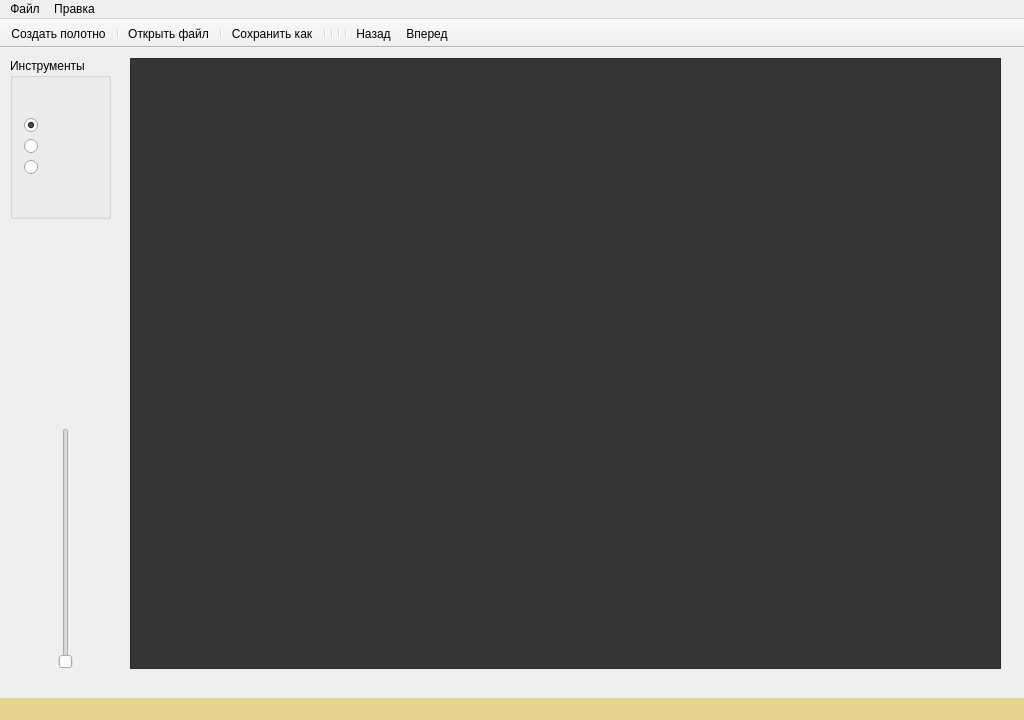
Qt form Cirrus/Cirrus.ui (migeliuss/Cirrus) before a commit.
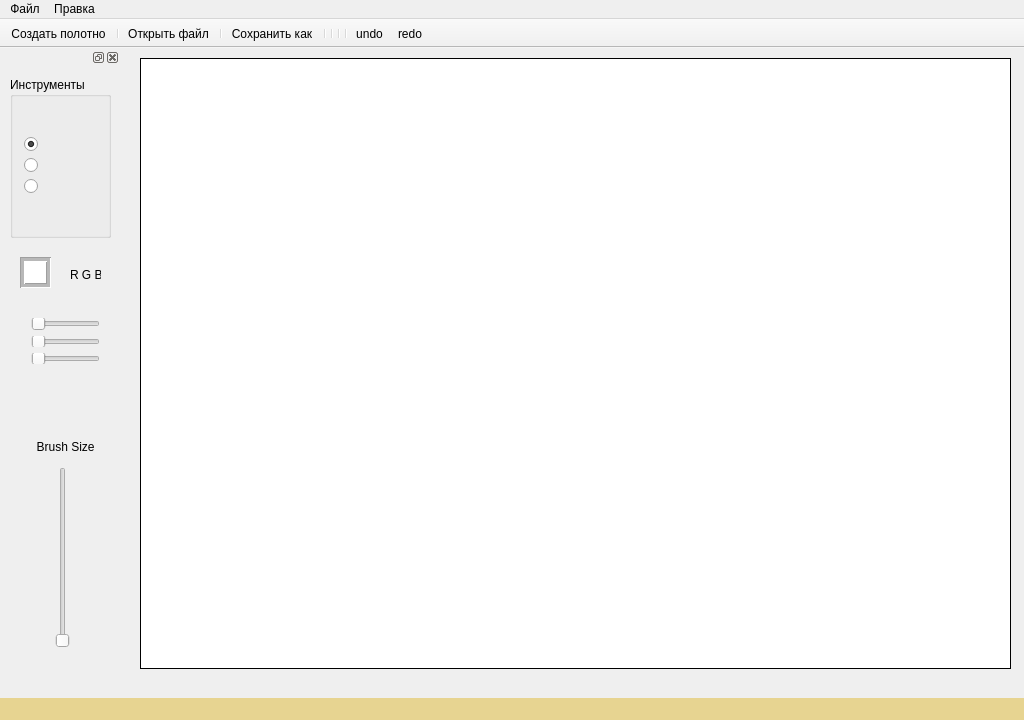
The same form after that commit. Icons and pictures are not drawn.

Commit message: Add Undo/Redo methods

```diff
--- a/Cirrus/Cirrus.ui
+++ b/Cirrus/Cirrus.ui
@@ -15,7 +15,7 @@
   </property>
   <property name="minimumSize">
    <size>
-    <width>1024</width>
+    <width>900</width>
     <height>720</height>
    </size>
   </property>
@@ -54,6 +54,12 @@
    <enum>QTabWidget::TabShape::Rounded</enum>
   </property>
   <widget class="QWidget" name="centralWidget">
+   <property name="maximumSize">
+    <size>
+     <width>890</width>
+     <height>16777215</height>
+    </size>
+   </property>
    <property name="cursor">
     <cursorShape>ArrowCursor</cursorShape>
    </property>
@@ -63,7 +69,7 @@
    <widget class="QGraphicsView" name="graphicsView">
     <property name="geometry">
      <rect>
-      <x>130</x>
+      <x>10</x>
       <y>10</y>
       <width>871</width>
       <height>611</height>
@@ -82,133 +88,19 @@
      <bool>true</bool>
     </property>
     <property name="styleSheet">
-     <string notr="true">border-color: rgb(255, 255, 255);
-background-color: rgb(54, 54, 54);</string>
+     <string notr="true">border-color: rgb(255, 255, 255);</string>
+    </property>
+    <property name="frameShape">
+     <enum>QFrame::Shape::Panel</enum>
+    </property>
+    <property name="frameShadow">
+     <enum>QFrame::Shadow::Plain</enum>
     </property>
     <property name="dragMode">
      <enum>QGraphicsView::DragMode::NoDrag</enum>
     </property>
     <property name="resizeAnchor">
-     <enum>QGraphicsView::ViewportAnchor::AnchorViewCenter</enum>
-    </property>
-   </widget>
-   <widget class="QGroupBox" name="groupBox">
-    <property name="geometry">
-     <rect>
-      <x>10</x>
-      <y>10</y>
-      <width>101</width>
-      <height>161</height>
-     </rect>
-    </property>
-    <property name="minimumSize">
-     <size>
-      <width>101</width>
-      <height>0</height>
-     </size>
-    </property>
-    <property name="maximumSize">
-     <size>
-      <width>101</width>
-      <height>16777215</height>
-     </size>
-    </property>
-    <property name="layoutDirection">
-     <enum>Qt::LayoutDirection::LeftToRight</enum>
-    </property>
-    <property name="title">
-     <string>Инструменты</string>
-    </property>
-    <layout class="QVBoxLayout" name="verticalLayout">
-     <item>
-      <layout class="QGridLayout" name="gridLayout">
-       <item row="1" column="0">
-        <widget class="QRadioButton" name="brush">
-         <property name="text">
-          <string/>
-         </property>
-         <property name="icon">
-          <iconset resource="src.qrc">
-           <normaloff>:/tools/img/paintBrush.png</normaloff>:/tools/img/paintBrush.png</iconset>
-         </property>
-         <property name="iconSize">
-          <size>
-           <width>32</width>
-           <height>32</height>
-          </size>
-         </property>
-         <property name="checked">
-          <bool>false</bool>
-         </property>
-        </widget>
-       </item>
-       <item row="0" column="0">
-        <widget class="QRadioButton" name="pen">
-         <property name="autoFillBackground">
-          <bool>false</bool>
-         </property>
-         <property name="text">
-          <string/>
-         </property>
-         <property name="icon">
-          <iconset resource="src.qrc">
-           <normaloff>:/tools/img/pencil.png</normaloff>:/tools/img/pencil.png</iconset>
-         </property>
-         <property name="iconSize">
-          <size>
-           <width>32</width>
-           <height>32</height>
-          </size>
-         </property>
-         <property name="checked">
-          <bool>true</bool>
-         </property>
-        </widget>
-       </item>
-       <item row="2" column="0">
-        <widget class="QRadioButton" name="eraser">
-         <property name="text">
-          <string/>
-         </property>
-         <property name="icon">
-          <iconset resource="src.qrc">
-           <normaloff>:/tools/img/eraser.png</normaloff>:/tools/img/eraser.png</iconset>
-         </property>
-         <property name="iconSize">
-          <size>
-           <width>32</width>
-           <height>32</height>
-          </size>
-         </property>
-        </widget>
-       </item>
-      </layout>
-     </item>
-    </layout>
-   </widget>
-   <widget class="QSlider" name="verticalSlider">
-    <property name="geometry">
-     <rect>
-      <x>0</x>
-      <y>380</y>
-      <width>131</width>
-      <height>241</height>
-     </rect>
-    </property>
-    <property name="autoFillBackground">
-     <bool>false</bool>
-    </property>
-    <property name="value">
-     <number>0</number>
-    </property>
-    <property name="sliderPosition">
-     <number>0</number>
-    </property>
-    <property name="orientation">
-     <enum>Qt::Orientation::Vertical</enum>
-    </property>
-    <property name="tickPosition">
-     <enum>QSlider::TickPosition::NoTicks</enum>
+     <enum>QGraphicsView::ViewportAnchor::NoAnchor</enum>
     </property>
    </widget>
   </widget>
@@ -302,8 +194,266 @@
    <addaction name="separator"/>
    <addaction name="separator"/>
    <addaction name="separator"/>
-   <addaction name="undo"/>
-   <addaction name="redo"/>
+   <addaction name="actionundo"/>
+   <addaction name="actionredo"/>
+  </widget>
+  <widget class="QDockWidget" name="instruments">
+   <property name="minimumSize">
+    <size>
+     <width>120</width>
+     <height>629</height>
+    </size>
+   </property>
+   <property name="maximumSize">
+    <size>
+     <width>120</width>
+     <height>629</height>
+    </size>
+   </property>
+   <property name="layoutDirection">
+    <enum>Qt::LayoutDirection::LeftToRight</enum>
+   </property>
+   <property name="autoFillBackground">
+    <bool>false</bool>
+   </property>
+   <property name="floating">
+    <bool>false</bool>
+   </property>
+   <property name="allowedAreas">
+    <set>Qt::DockWidgetArea::LeftDockWidgetArea|Qt::DockWidgetArea::RightDockWidgetArea</set>
+   </property>
+   <property name="windowTitle">
+    <string/>
+   </property>
+   <attribute name="dockWidgetArea">
+    <number>1</number>
+   </attribute>
+   <widget class="QWidget" name="dockWidgetContents_2">
+    <widget class="QGroupBox" name="groupBox">
+     <property name="geometry">
+      <rect>
+       <x>10</x>
+       <y>10</y>
+       <width>101</width>
+       <height>161</height>
+      </rect>
+     </property>
+     <property name="minimumSize">
+      <size>
+       <width>101</width>
+       <height>0</height>
+      </size>
+     </property>
+     <property name="maximumSize">
+      <size>
+       <width>101</width>
+       <height>16777215</height>
+      </size>
+     </property>
+     <property name="layoutDirection">
+      <enum>Qt::LayoutDirection::LeftToRight</enum>
+     </property>
+     <property name="title">
+      <string>Инструменты</string>
+     </property>
+     <layout class="QVBoxLayout" name="verticalLayout">
+      <item>
+       <layout class="QGridLayout" name="gridLayout">
+        <item row="1" column="0">
+         <widget class="QRadioButton" name="brush">
+          <property name="text">
+           <string/>
+          </property>
+          <property name="icon">
+           <iconset resource="src.qrc">
+            <normaloff>:/tools/img/paintBrush.png</normaloff>:/tools/img/paintBrush.png</iconset>
+          </property>
+          <property name="iconSize">
+           <size>
+            <width>32</width>
+            <height>32</height>
+           </size>
+          </property>
+          <property name="checked">
+           <bool>false</bool>
+          </property>
+         </widget>
+        </item>
+        <item row="0" column="0">
+         <widget class="QRadioButton" name="pen">
+          <property name="autoFillBackground">
+           <bool>false</bool>
+          </property>
+          <property name="text">
+           <string/>
+          </property>
+          <property name="icon">
+           <iconset resource="src.qrc">
+            <normaloff>:/tools/img/pencil.png</normaloff>:/tools/img/pencil.png</iconset>
+          </property>
+          <property name="iconSize">
+           <size>
+            <width>32</width>
+            <height>32</height>
+           </size>
+          </property>
+          <property name="checked">
+           <bool>true</bool>
+          </property>
+         </widget>
+        </item>
+        <item row="2" column="0">
+         <widget class="QRadioButton" name="eraser">
+          <property name="text">
+           <string/>
+          </property>
+          <property name="icon">
+           <iconset resource="src.qrc">
+            <normaloff>:/tools/img/eraser.png</normaloff>:/tools/img/eraser.png</iconset>
+          </property>
+          <property name="iconSize">
+           <size>
+            <width>32</width>
+            <height>32</height>
+           </size>
+          </property>
+         </widget>
+        </item>
+       </layout>
+      </item>
+     </layout>
+    </widget>
+    <widget class="QSlider" name="verticalSlider">
+     <property name="geometry">
+      <rect>
+       <x>20</x>
+       <y>400</y>
+       <width>85</width>
+       <height>181</height>
+      </rect>
+     </property>
+     <property name="autoFillBackground">
+      <bool>false</bool>
+     </property>
+     <property name="value">
+      <number>0</number>
+     </property>
+     <property name="sliderPosition">
+      <number>0</number>
+     </property>
+     <property name="orientation">
+      <enum>Qt::Orientation::Vertical</enum>
+     </property>
+     <property name="tickPosition">
+      <enum>QSlider::TickPosition::NoTicks</enum>
+     </property>
+    </widget>
+    <widget class="QLabel" name="label">
+     <property name="geometry">
+      <rect>
+       <x>30</x>
+       <y>370</y>
+       <width>71</width>
+       <height>20</height>
+      </rect>
+     </property>
+     <property name="text">
+      <string>  Brush Size</string>
+     </property>
+     <property name="textFormat">
+      <enum>Qt::TextFormat::AutoText</enum>
+     </property>
+    </widget>
+    <widget class="QLabel" name="label_2">
+     <property name="geometry">
+      <rect>
+       <x>70</x>
+       <y>200</y>
+       <width>31</width>
+       <height>16</height>
+      </rect>
+     </property>
+     <property name="text">
+      <string>R G B</string>
+     </property>
+    </widget>
+    <widget class="QWidget" name="layoutWidget">
+     <property name="geometry">
+      <rect>
+       <x>20</x>
+       <y>240</y>
+       <width>91</width>
+       <height>68</height>
+      </rect>
+     </property>
+     <layout class="QVBoxLayout" name="verticalLayout_2">
+      <item>
+       <widget class="QSlider" name="red">
+        <property name="maximum">
+         <number>255</number>
+        </property>
+        <property name="orientation">
+         <enum>Qt::Orientation::Horizontal</enum>
+        </property>
+       </widget>
+      </item>
+      <item>
+       <widget class="QSlider" name="green">
+        <property name="maximum">
+         <number>255</number>
+        </property>
+        <property name="orientation">
+         <enum>Qt::Orientation::Horizontal</enum>
+        </property>
+       </widget>
+      </item>
+      <item>
+       <widget class="QSlider" name="blue">
+        <property name="maximum">
+         <number>255</number>
+        </property>
+        <property name="orientation">
+         <enum>Qt::Orientation::Horizontal</enum>
+        </property>
+       </widget>
+      </item>
+     </layout>
+    </widget>
+    <widget class="QGraphicsView" name="brushRGB">
+     <property name="geometry">
+      <rect>
+       <x>20</x>
+       <y>190</y>
+       <width>31</width>
+       <height>31</height>
+      </rect>
+     </property>
+     <property name="cursor" stdset="0">
+      <cursorShape>CrossCursor</cursorShape>
+     </property>
+     <property name="frameShape">
+      <enum>QFrame::Shape::Box</enum>
+     </property>
+     <property name="lineWidth">
+      <number>1</number>
+     </property>
+     <property name="midLineWidth">
+      <number>3</number>
+     </property>
+     <property name="backgroundBrush">
+      <brush brushstyle="SolidPattern">
+       <color alpha="255">
+        <red>0</red>
+        <green>0</green>
+        <blue>0</blue>
+       </color>
+      </brush>
+     </property>
+     <property name="renderHints">
+      <set>QPainter::RenderHint::TextAntialiasing</set>
+     </property>
+    </widget>
+   </widget>
   </widget>
   <action name="createFile">
    <property name="checkable">
@@ -341,24 +491,28 @@
     <string>Ctrl+S</string>
    </property>
   </action>
-  <action name="redo">
-   <property name="icon">
-    <iconset resource="src.qrc">
-     <normaloff>:/ico/img/histForward.png</normaloff>:/ico/img/histForward.png</iconset>
-   </property>
-   <property name="text">
-    <string>Вперед</string>
-   </property>
-  </action>
-  <action name="undo">
+  <action name="actionundo">
    <property name="icon">
     <iconset resource="src.qrc">
      <normaloff>:/ico/img/histBackward.png</normaloff>:/ico/img/histBackward.png</iconset>
    </property>
    <property name="text">
-    <string>Назад</string>
+    <string>undo</string>
    </property>
   </action>
+  <action name="actionredo">
+   <property name="icon">
+    <iconset resource="src.qrc">
+     <normaloff>:/ico/img/histForward.png</normaloff>:/ico/img/histForward.png</iconset>
+   </property>
+   <property name="text">
+    <string>redo</string>
+   </property>
+   <property name="shortcut">
+    <string>Ctrl+Y</string>
+   </property>
+  </action>
+  <zorder>instruments</zorder>
  </widget>
  <layoutdefault spacing="6" margin="11"/>
  <tabstops>
```
Left out of the diff: 7 changed lines with no effect on the pictures. The commit also changes 16 other files.
